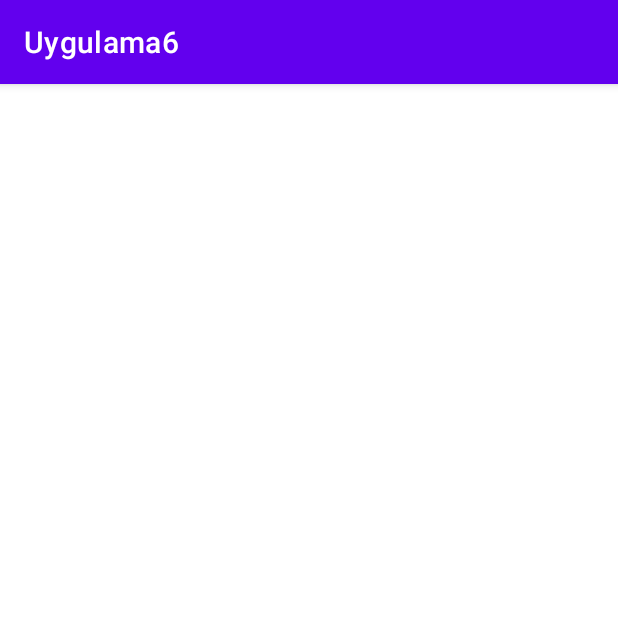
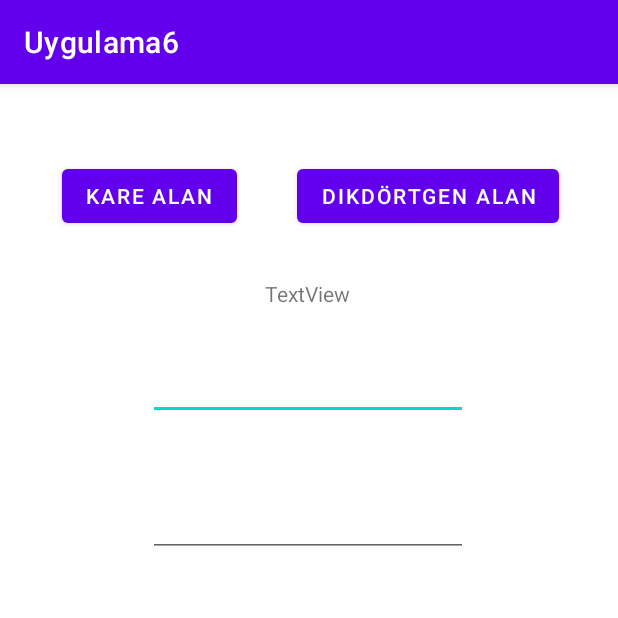
Before and after one commit to ademircan99/Unite5_GelismisKomutlar, an Android app: the Uyg6Activity screen opened directly, with no data from a screen before it, on a phone screen of 412 x 824 dp, the top half of it. Run offline under Robolectric (Android 15) with nearby library versions, the phone set to English and light mode, and no system bars.

Commit message:
no message

```diff
--- a/app/src/main/java/com/example/unite5_gelismiskomutlar/Uyg6Activity.java
+++ b/app/src/main/java/com/example/unite5_gelismiskomutlar/Uyg6Activity.java
@@ -1,14 +1,49 @@
 package com.example.unite5_gelismiskomutlar;
 
 import android.os.Bundle;
+import android.view.View;
+import android.widget.Button;
+import android.widget.EditText;
+import android.widget.TextView;
 
 import androidx.annotation.Nullable;
 import androidx.appcompat.app.AppCompatActivity;
 
 public class Uyg6Activity extends AppCompatActivity {
+
     @Override
     protected void onCreate(@Nullable Bundle savedInstanceState) {
         super.onCreate(savedInstanceState);
+        setContentView(R.layout.uyg6_activity);
+        EditText editTextKisaKenar = findViewById(R.id.editTextKisaKenar);
+        EditText editTextUzunKenar = findViewById(R.id.editTextUzunKenar);
+        Button btnkarealan = findViewById(R.id.btnkarealan);
+        Button btndikdörtgenalan = findViewById(R.id.btndikdörtgenalan);
+        TextView textViewalan = findViewById(R.id.textViewalan);
 
+        btnkarealan.setOnClickListener(new View.OnClickListener() {
+            @Override
+            public void onClick(View view) {
+                Integer kenar;
+                Integer alan;
+                kenar = Integer.parseInt(editTextKisaKenar.getText().toString());
+                Dortgen kare = new Dortgen(kenar);
+                alan = kare.alanBul();
+                textViewalan.setText(alan.toString());
+            }
+        });
+        btndikdörtgenalan.setOnClickListener(new View.OnClickListener() {
+            @Override
+            public void onClick(View view) {
+                Integer kisaKenar;
+                Integer uzunKenar;
+                Integer alan;
+                kisaKenar = Integer.parseInt(editTextKisaKenar.getText().toString());
+                uzunKenar = Integer.parseInt(editTextUzunKenar.getText().toString());
+                Dortgen dikdortgen = new Dortgen(kisaKenar,uzunKenar);
+                alan = dikdortgen.alanBul();
+                textViewalan.setText(alan.toString());
+            }
+        });
     }
 }
--- /dev/null
+++ b/app/src/main/res/layout/ss_188_avtivity.xml
@@ -0,0 +1,6 @@
+<?xml version="1.0" encoding="utf-8"?>
+<androidx.constraintlayout.widget.ConstraintLayout xmlns:android="http://schemas.android.com/apk/res/android"
+    android:layout_width="match_parent"
+    android:layout_height="match_parent">
+
+</androidx.constraintlayout.widget.ConstraintLayout>
--- a/app/src/main/res/layout/uyg6_activity.xml
+++ b/app/src/main/res/layout/uyg6_activity.xml
@@ -1,6 +1,70 @@
 <?xml version="1.0" encoding="utf-8"?>
 <androidx.constraintlayout.widget.ConstraintLayout xmlns:android="http://schemas.android.com/apk/res/android"
+    xmlns:app="http://schemas.android.com/apk/res-auto"
+    xmlns:tools="http://schemas.android.com/tools"
     android:layout_width="match_parent"
     android:layout_height="match_parent">
 
+    <Button
+        android:id="@+id/btnkarealan"
+        android:layout_width="wrap_content"
+        android:layout_height="wrap_content"
+        android:text="Kare Alan"
+        app:layout_constraintBottom_toBottomOf="parent"
+        app:layout_constraintEnd_toEndOf="parent"
+        app:layout_constraintHorizontal_bias="0.141"
+        app:layout_constraintStart_toStartOf="parent"
+        app:layout_constraintTop_toTopOf="parent"
+        app:layout_constraintVertical_bias="0.07" />
+
+    <Button
+        android:id="@+id/btndikdörtgenalan"
+        android:layout_width="wrap_content"
+        android:layout_height="wrap_content"
+        android:text="Dikdörtgen alan"
+        app:layout_constraintBottom_toBottomOf="parent"
+        app:layout_constraintEnd_toEndOf="parent"
+        app:layout_constraintHorizontal_bias="0.835"
+        app:layout_constraintStart_toStartOf="parent"
+        app:layout_constraintTop_toTopOf="parent"
+        app:layout_constraintVertical_bias="0.07" />
+
+    <TextView
+        android:id="@+id/textViewalan"
+        android:layout_width="wrap_content"
+        android:layout_height="wrap_content"
+        android:text="TextView"
+        app:layout_constraintBottom_toBottomOf="parent"
+        app:layout_constraintEnd_toEndOf="parent"
+        app:layout_constraintHorizontal_bias="0.498"
+        app:layout_constraintStart_toStartOf="parent"
+        app:layout_constraintTop_toTopOf="parent"
+        app:layout_constraintVertical_bias="0.174" />
+
+    <EditText
+        android:id="@+id/editTextKisaKenar"
+        android:layout_width="wrap_content"
+        android:layout_height="wrap_content"
+        android:ems="10"
+        android:inputType="number"
+        app:layout_constraintBottom_toBottomOf="parent"
+        app:layout_constraintEnd_toEndOf="parent"
+        app:layout_constraintHorizontal_bias="0.497"
+        app:layout_constraintStart_toStartOf="parent"
+        app:layout_constraintTop_toTopOf="parent"
+        app:layout_constraintVertical_bias="0.247" />
+
+    <EditText
+        android:id="@+id/editTextUzunKenar"
+        android:layout_width="wrap_content"
+        android:layout_height="wrap_content"
+        android:ems="10"
+        android:inputType="number"
+        app:layout_constraintBottom_toBottomOf="parent"
+        app:layout_constraintEnd_toEndOf="parent"
+        app:layout_constraintHorizontal_bias="0.497"
+        app:layout_constraintStart_toStartOf="parent"
+        app:layout_constraintTop_toTopOf="parent"
+        app:layout_constraintVertical_bias="0.374" />
+
 </androidx.constraintlayout.widget.ConstraintLayout>
```
Also changed, not shown: app/src/main/java/com/example/unite5_gelismiskomutlar/Dortgen.java (added, +21 -0 lines), app/src/main/java/com/example/unite5_gelismiskomutlar/SS_188_Activity.java (added, +15 -0 lines).
